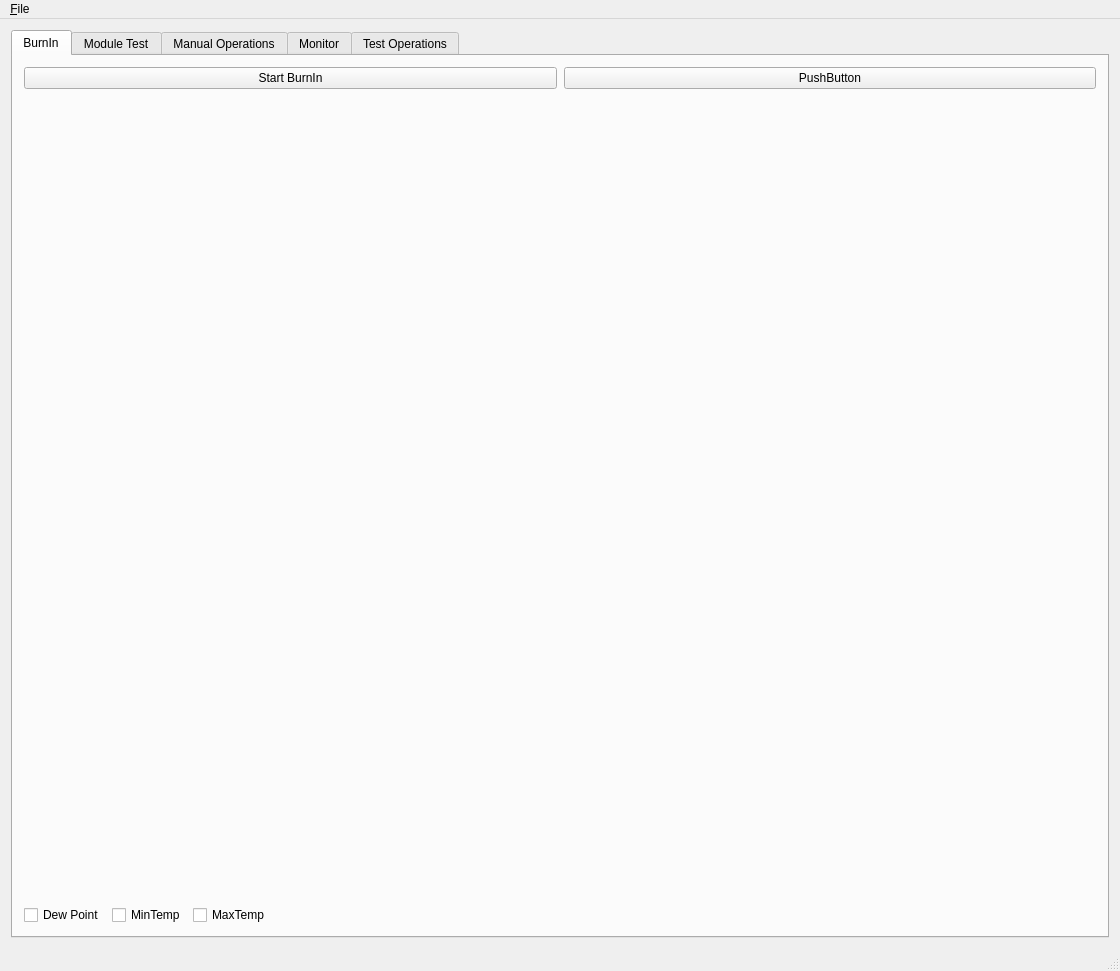
Old version of the form GUI.ui in the repository pisaoutertracker/BurnIn_Controller.
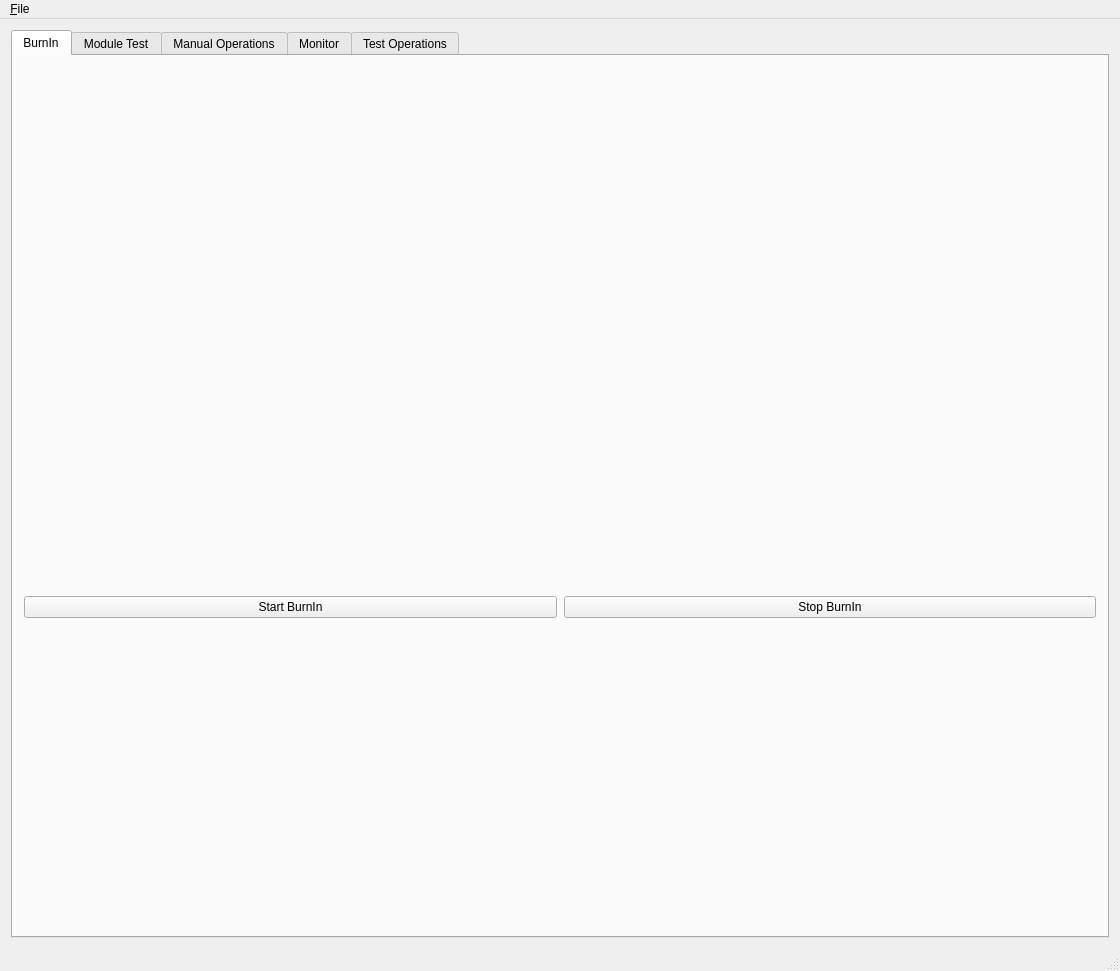
New version of the form. Icons and pictures are not drawn. Custom widgets are drawn as their Qt base class.

Commit message: Update of BI tab

What changed in the file:
```diff
--- a/GUI.ui
+++ b/GUI.ui
@@ -45,24 +45,6 @@
         <string>BurnIn</string>
        </attribute>
        <layout class="QVBoxLayout" name="verticalLayout_8">
-        <item>
-         <layout class="QGridLayout" name="gridLayout_11">
-          <item row="0" column="0">
-           <widget class="QPushButton" name="BI_Start_btn">
-            <property name="text">
-             <string>Start BurnIn</string>
-            </property>
-           </widget>
-          </item>
-          <item row="0" column="1">
-           <widget class="QPushButton" name="BI_Stop_btn">
-            <property name="text">
-             <string>PushButton</string>
-            </property>
-           </widget>
-          </item>
-         </layout>
-        </item>
         <item>
          <spacer name="verticalSpacer_5">
           <property name="orientation">
@@ -76,6 +58,24 @@
           </property>
          </spacer>
         </item>
+        <item>
+         <layout class="QGridLayout" name="gridLayout_11">
+          <item row="0" column="0">
+           <widget class="QPushButton" name="BI_Start_btn">
+            <property name="text">
+             <string>Start BurnIn</string>
+            </property>
+           </widget>
+          </item>
+          <item row="0" column="1">
+           <widget class="QPushButton" name="BI_Stop_btn">
+            <property name="text">
+             <string>Stop BurnIn</string>
+            </property>
+           </widget>
+          </item>
+         </layout>
+        </item>
         <item>
          <widget class="PlotWidget" name="GraphWidget" native="true">
           <property name="minimumSize">
@@ -89,44 +89,6 @@
           </property>
          </widget>
         </item>
-        <item>
-         <layout class="QHBoxLayout" name="horizontalLayout_2">
-          <item>
-           <widget class="QCheckBox" name="BI_DewPoint_CB">
-            <property name="text">
-             <string>Dew Point</string>
-            </property>
-           </widget>
-          </item>
-          <item>
-           <widget class="QCheckBox" name="BI_MinTemp_CB">
-            <property name="text">
-             <string>MinTemp</string>
-            </property>
-           </widget>
-          </item>
-          <item>
-           <widget class="QCheckBox" name="BI_MaxTemp_CB">
-            <property name="text">
-             <string>MaxTemp</string>
-            </property>
-           </widget>
-          </item>
-          <item>
-           <spacer name="horizontalSpacer_12">
-            <property name="orientation">
-             <enum>Qt::Horizontal</enum>
-            </property>
-            <property name="sizeHint" stdset="0">
-             <size>
-              <width>40</width>
-              <height>20</height>
-             </size>
-            </property>
-           </spacer>
-          </item>
-         </layout>
-        </item>
        </layout>
       </widget>
       <widget class="QWidget" name="ModuleTest_tab">
```
The commit also changes 2 other files.
